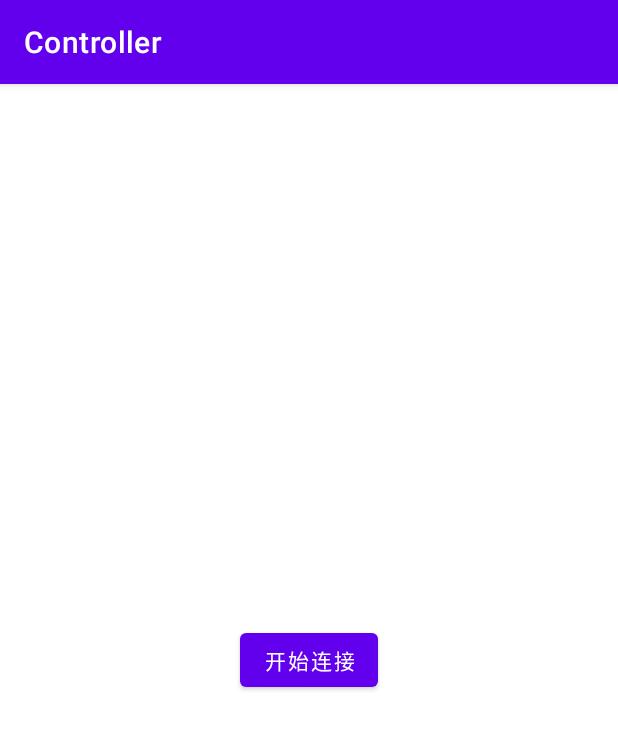
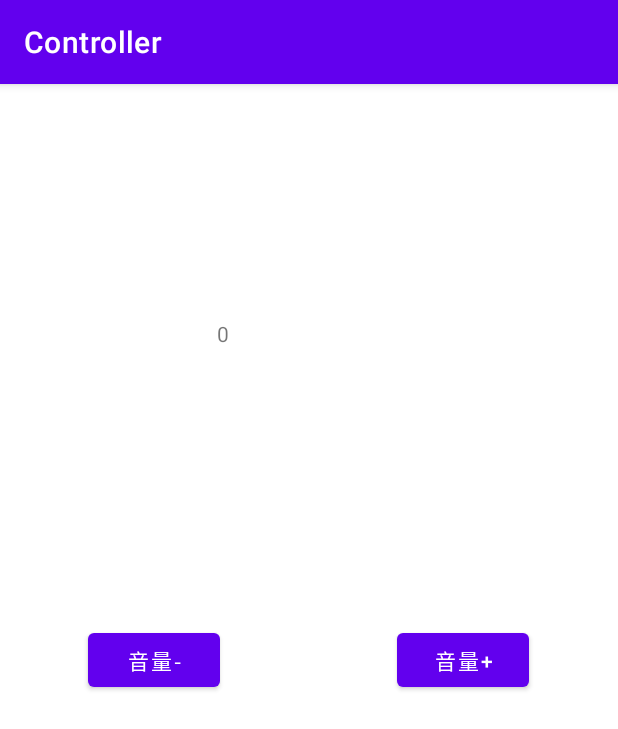
Before and after one commit to leftumbrella/WinControl, an Android app: the screen it shows after launch (MainActivity), on a phone screen of 412 x 824 dp. Shown: the top 729 px of the screen. Run offline under Robolectric (Android 15) with nearby library versions, the phone set to English and light mode, and no system bars.

Commit message:
First version

```diff
--- a/Android Control/app/src/main/AndroidManifest.xml
+++ b/Android Control/app/src/main/AndroidManifest.xml
@@ -2,6 +2,10 @@
 <manifest xmlns:android="http://schemas.android.com/apk/res/android"
     package="com.leftumbrella.controller">
 
+    <uses-permission android:name="android.permission.INTERNET" />
+    <uses-permission android:name="android.permission.ACCESS_WIFI_STATE" />
+    <uses-permission android:name="android.permission.CHANGE_WIFI_STATE" />
+    <uses-permission android:name="android.permission.WAKE_LOCK" />
     <application
         android:allowBackup="true"
         android:icon="@mipmap/ic_launcher"
@@ -18,4 +22,6 @@
         </activity>
     </application>
 
+
+
 </manifest>
--- a/Android Control/app/src/main/java/com/leftumbrella/controller/MainActivity.java
+++ b/Android Control/app/src/main/java/com/leftumbrella/controller/MainActivity.java
@@ -1,28 +1,81 @@
 package com.leftumbrella.controller;
 
 import androidx.appcompat.app.AppCompatActivity;
+import android.os.Bundle;
+import android.util.Log;
+import android.view.View;
+import android.view.Window;
+import android.view.WindowManager;
+import android.widget.Button;
+import android.widget.TextView;
 
-import android.os.Bundle;
-import android.view.View;
-import android.widget.Button;
+import java.io.DataInputStream;
+import java.io.IOException;
+import java.net.InetAddress;
+import java.net.NetworkInterface;
+import java.net.Socket;
+import java.net.SocketException;
+import java.util.Enumeration;
+
+
 
 public class MainActivity extends AppCompatActivity {
+    final String TAG = "LFDEBUG";
+
+    private NetCore net_core = new NetCore();
 
     @Override
     protected void onCreate(Bundle savedInstanceState) {
         super.onCreate(savedInstanceState);
+
+        Window window = getWindow();
+        window.clearFlags(WindowManager.LayoutParams.FLAG_TRANSLUCENT_STATUS);
+
+        window.addFlags(WindowManager.LayoutParams.FLAG_DRAWS_SYSTEM_BAR_BACKGROUNDS);
+        //设置状态栏颜色
+        window.setStatusBarColor(getColor(R.color.purple_500));
+
         setContentView(R.layout.activity_main);
 
-        //开始连接按钮
-        Button btn = findViewById(R.id.btn_exit);
-        btn.setText(R.string.btn_start_net);
-        btn.setOnClickListener(
-            new View.OnClickListener(){
-                @Override
-                public void onClick(View v){
-                    finish();
+        Button btn_volume_plus = findViewById(R.id.btn_volume_plus);
+        Button btn_volume_less = findViewById(R.id.btn_volume_less);
+        TextView TV_volume = findViewById(R.id.TV_volume);
+
+        //设置按钮字体
+        btn_volume_plus.setText(R.string.btn_volume_plus_str);
+        btn_volume_less.setText(R.string.btn_volume_less_str);
+
+
+        net_core.Link2Win("192.168.0.103",6400);
+        new Thread(new Runnable() {
+            @Override
+            public void run() {
+                while (true){
+                    String volume = "" + net_core.GetVolume();
+                    TV_volume.setText(volume);
                 }
             }
-        );
+        }).start();
+
+        btn_volume_plus.setOnClickListener(new View.OnClickListener() {
+            @Override
+            public void onClick(View v) {
+                net_core.Send("Volume plus");
+            }
+        });
+        btn_volume_less.setOnClickListener(new View.OnClickListener() {
+            @Override
+            public void onClick(View v) {
+                net_core.Send("Volume less");
+
+            }
+        });
+    }
+
+
+    @Override
+    protected void onDestroy() {
+        super.onDestroy();
+        net_core.Uninitialize();
     }
 }
--- /dev/null
+++ b/Android Control/app/src/main/java/com/leftumbrella/controller/NetCore.java
@@ -0,0 +1,102 @@
+package com.leftumbrella.controller;
+
+import android.util.Log;
+
+import java.io.BufferedReader;
+import java.io.BufferedWriter;
+import java.io.DataInputStream;
+import java.io.DataOutputStream;
+import java.io.IOException;
+import java.io.InputStreamReader;
+import java.io.OutputStream;
+import java.io.OutputStreamWriter;
+import java.net.Socket;
+import java.net.SocketTimeoutException;
+import java.util.concurrent.locks.ReentrantLock;
+
+public class NetCore {
+
+    private Socket _sock = null;
+    private int _volume = 0;
+
+    private boolean _isRunRecv = false;
+    private Thread _t_recv = null;
+
+    public boolean Link2Win(String ip_str ,int port_num){
+        new Thread(new Runnable(){
+            @Override
+            public void run() {
+                try {
+                    _sock = new Socket(ip_str, port_num);
+                    _t_recv = new Thread(new Runnable() {
+                        @Override
+                        public void run() {
+                            while (_isRunRecv){
+                                try{
+                                    String msg="Volume";
+                                    _sock.getOutputStream().write(msg.getBytes());
+                                    DataInputStream dis = new DataInputStream(_sock.getInputStream());
+                                    byte[] numByte = new byte[256];
+                                    int file_num = dis.read(numByte);
+                                    byte[] NumByte = new byte[file_num];
+                                    for(int i=0;i<file_num;++i){
+                                        NumByte[i] = numByte[i];
+                                    }
+                                    String fileNumStr = new String(NumByte);
+                                    if(fileNumStr.contains("Volume::")){
+                                        fileNumStr = fileNumStr.replaceAll("Volume::","");
+                                        _volume = Integer.parseInt(fileNumStr);
+                                    }
+                                } catch (IOException e) {
+                                    e.printStackTrace();
+                                }
+                            }
+                        }
+                    });
+                    StartRecv();
+                } catch (IOException e) {
+                    Log.e("LFDEBUG","init ERROR");
+                    e.printStackTrace();
+                }
+            }
+        }).start();
+        return true;
+    }
+
+    public void Send(String str){
+        new Thread(new Runnable() {
+            @Override
+            public void run() {
+                try {
+                    _sock.getOutputStream().write(str.getBytes());
+                }catch (IOException e) {
+                    e.printStackTrace();
+                }
+            }
+        }).start();
+    }
+
+    public void StartRecv(){
+        _isRunRecv = true;
+        _t_recv.start();
+    }
+
+
+
+    public int GetVolume(){
+        return _volume;
+    }
+
+
+    public void Uninitialize(){
+        if(_sock!=null){
+            try{
+                _sock.close();
+            }catch(IOException e){
+                e.printStackTrace();
+            }
+
+        }
+    }
+
+}
--- a/Android Control/app/src/main/res/layout/activity_main.xml
+++ b/Android Control/app/src/main/res/layout/activity_main.xml
@@ -7,13 +7,46 @@
     tools:context=".MainActivity">
 
     <Button
-        android:id="@+id/btn_exit"
+        android:id="@+id/btn_volume_plus"
         android:layout_width="wrap_content"
         android:layout_height="wrap_content"
         android:text="Button"
         app:layout_constraintBottom_toBottomOf="parent"
         app:layout_constraintEnd_toEndOf="parent"
+        app:layout_constraintStart_toStartOf="@+id/guideline"
+        app:layout_constraintTop_toTopOf="parent" />
+
+    <TextView
+        android:id="@+id/TV_volume"
+        android:layout_width="123dp"
+        android:layout_height="52dp"
+        app:layout_constraintBottom_toTopOf="@+id/guideline2"
+        app:layout_constraintEnd_toEndOf="parent"
         app:layout_constraintStart_toStartOf="parent"
         app:layout_constraintTop_toTopOf="parent" />
 
+    <Button
+        android:id="@+id/btn_volume_less"
+        android:layout_width="wrap_content"
+        android:layout_height="wrap_content"
+        android:text="Button"
+        app:layout_constraintBottom_toBottomOf="parent"
+        app:layout_constraintEnd_toStartOf="@+id/guideline"
+        app:layout_constraintStart_toStartOf="parent"
+        app:layout_constraintTop_toTopOf="parent" />
+
+    <androidx.constraintlayout.widget.Guideline
+        android:id="@+id/guideline"
+        android:layout_width="wrap_content"
+        android:layout_height="wrap_content"
+        android:orientation="vertical"
+        app:layout_constraintGuide_begin="205dp" />
+
+    <androidx.constraintlayout.widget.Guideline
+        android:id="@+id/guideline2"
+        android:layout_width="wrap_content"
+        android:layout_height="wrap_content"
+        android:orientation="horizontal"
+        app:layout_constraintGuide_begin="365dp" />
+
 </androidx.constraintlayout.widget.ConstraintLayout>
--- a/Android Control/app/src/main/res/values/strings.xml
+++ b/Android Control/app/src/main/res/values/strings.xml
@@ -1,4 +1,6 @@
 <resources>
     <string name="app_name">Controller</string>
     <string name="btn_start_net">开始连接</string>
+    <string name="btn_volume_plus_str">音量+</string>
+    <string name="btn_volume_less_str">音量-</string>
 </resources>
```
Also changed, not shown: 4 other files.
